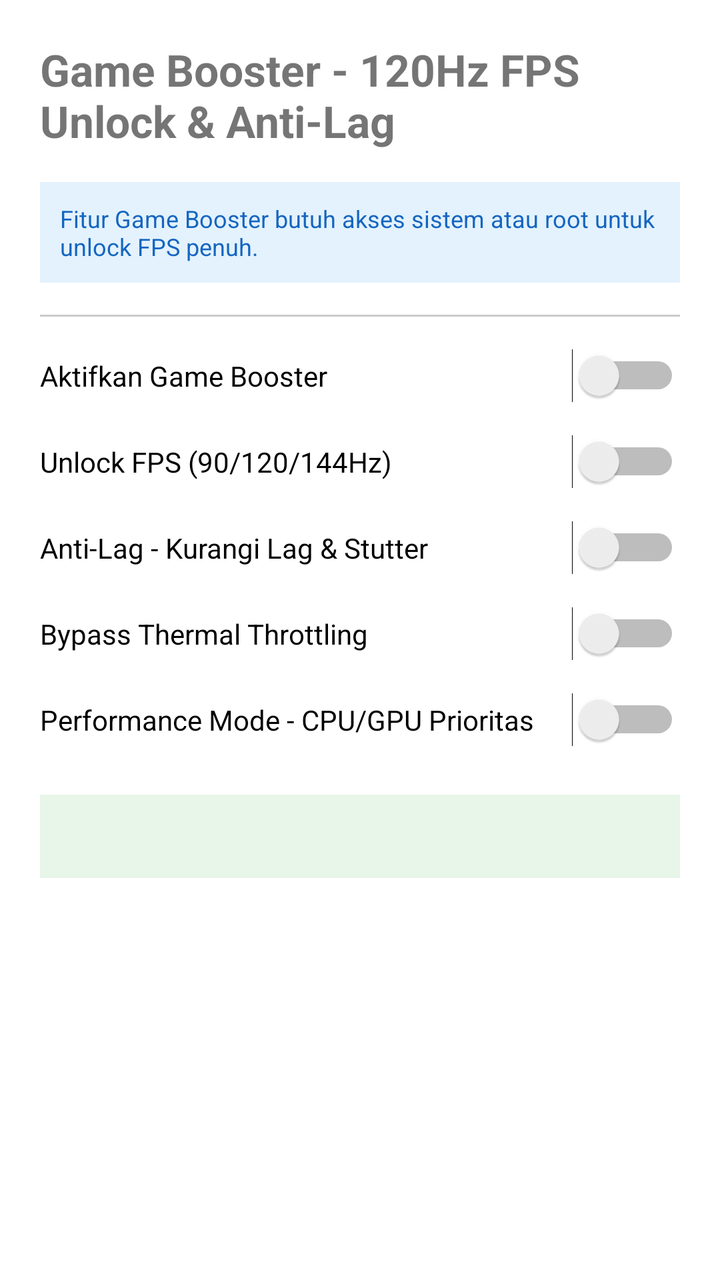
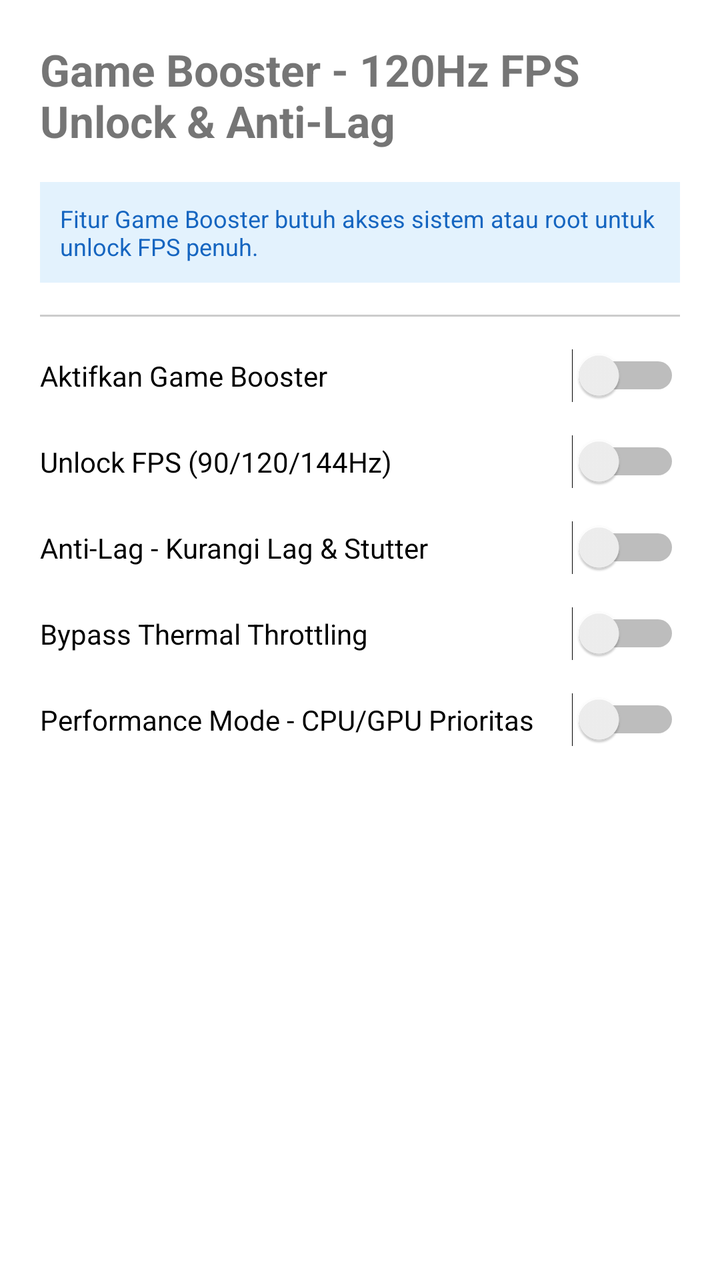

Before-and-after screenshots of an Android layout around one commit, followed by the original layout XML and the change that was made.
<!-- AndroidManifest.xml: fallback theme Theme.MaterialComponents.DayNight.NoActionBar -->
<!-- res/layout/activity_game_booster.xml -->
<?xml version="1.0" encoding="utf-8"?>
<LinearLayout xmlns:android="http://schemas.android.com/apk/res/android"
    android:layout_width="match_parent"
    android:layout_height="match_parent"
    android:orientation="vertical"
    android:padding="20dp">

    <TextView
        android:layout_width="wrap_content"
        android:layout_height="wrap_content"
        android:text="@string/game_booster_title"
        android:textSize="22sp"
        android:textStyle="bold"/>

    <TextView
        android:layout_width="match_parent"
        android:layout_height="wrap_content"
        android:text="@string/note_game"
        android:textSize="12sp"
        android:padding="10dp"
        android:layout_marginTop="16dp"
        android:layout_marginBottom="16dp"
        android:background="#E3F2FD"
        android:textColor="#1565C0"/>

    <View
        android:layout_width="match_parent"
        android:layout_height="1dp"
        android:background="#CCCCCC"/>

    <Switch
        android:id="@+id/switch_gamebooster_master"
        android:layout_width="match_parent"
        android:layout_height="wrap_content"
        android:text="@string/enable_game_booster"
        android:layout_marginTop="16dp"/>

    <Switch
        android:id="@+id/switch_fps_unlock"
        android:layout_width="match_parent"
        android:layout_height="wrap_content"
        android:text="@string/fps_unlock"
        android:layout_marginTop="16dp"/>

    <Switch
        android:id="@+id/switch_anti_lag"
        android:layout_width="match_parent"
        android:layout_height="wrap_content"
        android:text="@string/anti_lag"
        android:layout_marginTop="16dp"/>

    <Switch
        android:id="@+id/switch_thermal_bypass"
        android:layout_width="match_parent"
        android:layout_height="wrap_content"
        android:text="@string/thermal_bypass"
        android:layout_marginTop="16dp"/>

    <Switch
        android:id="@+id/switch_performance_mode"
        android:layout_width="match_parent"
        android:layout_height="wrap_content"
        android:text="@string/performance_mode"
        android:layout_marginTop="16dp"/>

    <TextView
        android:id="@+id/tv_supported_games"
        android:layout_width="match_parent"
        android:layout_height="wrap_content"
        android:layout_marginTop="24dp"
        android:padding="12dp"
        android:background="#E8F5E9"
        android:textColor="#2E7D32"
        android:textSize="13sp"/>

</LinearLayout>
<!-- resources referenced by this layout -->
<resources>
  <string name="anti_lag">Anti-Lag - Kurangi Lag &amp; Stutter</string>
  <string name="enable_game_booster">Aktifkan Game Booster</string>
  <string name="fps_unlock">Unlock FPS (90/120/144Hz)</string>
  <string name="game_booster_title">Game Booster - 120Hz FPS Unlock &amp; Anti-Lag</string>
  <string name="note_game">Fitur Game Booster butuh akses sistem atau root untuk unlock FPS penuh.</string>
  <string name="performance_mode">Performance Mode - CPU/GPU Prioritas</string>
  <string name="thermal_bypass">Bypass Thermal Throttling</string>
</resources>

<!-- the commit's change to res/layout/activity_game_booster.xml (unified diff, before → after) -->
@@ -8,14 +8,14 @@
     <TextView
         android:layout_width="wrap_content"
         android:layout_height="wrap_content"
-        android:text="@string/game_booster_title"
+        android:text="Game Booster - 120Hz FPS Unlock &amp; Anti-Lag"
         android:textSize="22sp"
         android:textStyle="bold"/>
 
     <TextView
         android:layout_width="match_parent"
         android:layout_height="wrap_content"
-        android:text="@string/note_game"
+        android:text="Fitur Game Booster butuh akses sistem atau root untuk unlock FPS penuh."
         android:textSize="12sp"
         android:padding="10dp"
         android:layout_marginTop="16dp"
@@ -32,45 +32,35 @@
         android:id="@+id/switch_gamebooster_master"
         android:layout_width="match_parent"
         android:layout_height="wrap_content"
-        android:text="@string/enable_game_booster"
+        android:text="Aktifkan Game Booster"
         android:layout_marginTop="16dp"/>
 
     <Switch
         android:id="@+id/switch_fps_unlock"
         android:layout_width="match_parent"
         android:layout_height="wrap_content"
-        android:text="@string/fps_unlock"
+        android:text="Unlock FPS (90/120/144Hz)"
         android:layout_marginTop="16dp"/>
 
     <Switch
         android:id="@+id/switch_anti_lag"
         android:layout_width="match_parent"
         android:layout_height="wrap_content"
-        android:text="@string/anti_lag"
+        android:text="Anti-Lag - Kurangi Lag &amp; Stutter"
         android:layout_marginTop="16dp"/>
 
     <Switch
         android:id="@+id/switch_thermal_bypass"
         android:layout_width="match_parent"
         android:layout_height="wrap_content"
-        android:text="@string/thermal_bypass"
+        android:text="Bypass Thermal Throttling"
         android:layout_marginTop="16dp"/>
 
     <Switch
         android:id="@+id/switch_performance_mode"
         android:layout_width="match_parent"
         android:layout_height="wrap_content"
-        android:text="@string/performance_mode"
+        android:text="Performance Mode - CPU/GPU Prioritas"
         android:layout_marginTop="16dp"/>
 
-    <TextView
-        android:id="@+id/tv_supported_games"
-        android:layout_width="match_parent"
-        android:layout_height="wrap_content"
-        android:layout_marginTop="24dp"
-        android:padding="12dp"
-        android:background="#E8F5E9"
-        android:textColor="#2E7D32"
-        android:textSize="13sp"/>
-
 </LinearLayout>
<!-- resource entries referenced after the edit -->
@@ -1,11 +1,5 @@
 <!-- resources referenced by this layout -->
 <resources>
-  <string name="anti_lag">Anti-Lag - Kurangi Lag &amp; Stutter</string>
-  <string name="enable_game_booster">Aktifkan Game Booster</string>
-  <string name="fps_unlock">Unlock FPS (90/120/144Hz)</string>
-  <string name="game_booster_title">Game Booster - 120Hz FPS Unlock &amp; Anti-Lag</string>
-  <string name="note_game">Fitur Game Booster butuh akses sistem atau root untuk unlock FPS penuh.</string>
-  <string name="performance_mode">Performance Mode - CPU/GPU Prioritas</string>
-  <string name="thermal_bypass">Bypass Thermal Throttling</string>
+
 </resources>
 
